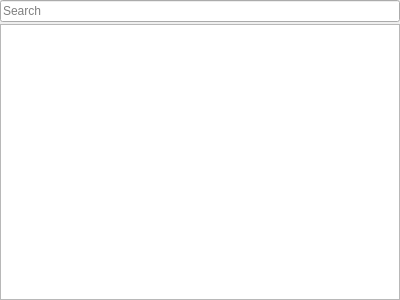
First picture: the form in worldeditor/src/editors/propertyedit/propertyeditor.ui, repository thunder-engine/thunder, before the edit.
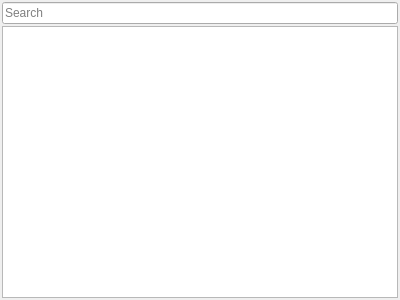
Second picture: the form after the edit.

Diff of the .ui file:
```diff
--- a/worldeditor/src/editors/propertyedit/propertyeditor.ui
+++ b/worldeditor/src/editors/propertyedit/propertyeditor.ui
@@ -18,36 +18,23 @@
     <number>2</number>
    </property>
    <property name="leftMargin">
-    <number>0</number>
+    <number>2</number>
    </property>
    <property name="topMargin">
-    <number>0</number>
+    <number>2</number>
    </property>
    <property name="rightMargin">
-    <number>0</number>
+    <number>2</number>
    </property>
    <property name="bottomMargin">
-    <number>0</number>
-   </property>
-   <item>
-    <layout class="QHBoxLayout" name="horizontalLayout">
-     <property name="spacing">
       <number>2</number>
      </property>
-     <property name="leftMargin">
-      <number>0</number>
-     </property>
-     <property name="topMargin">
-      <number>0</number>
-     </property>
      <item>
       <widget class="QLineEdit" name="lineEdit">
        <property name="placeholderText">
         <string>Search</string>
        </property>
       </widget>
-     </item>
-    </layout>
    </item>
    <item>
     <widget class="QTreeView" name="treeView"/>
```
Lines whose indentation alone changed are shown as unchanged.
